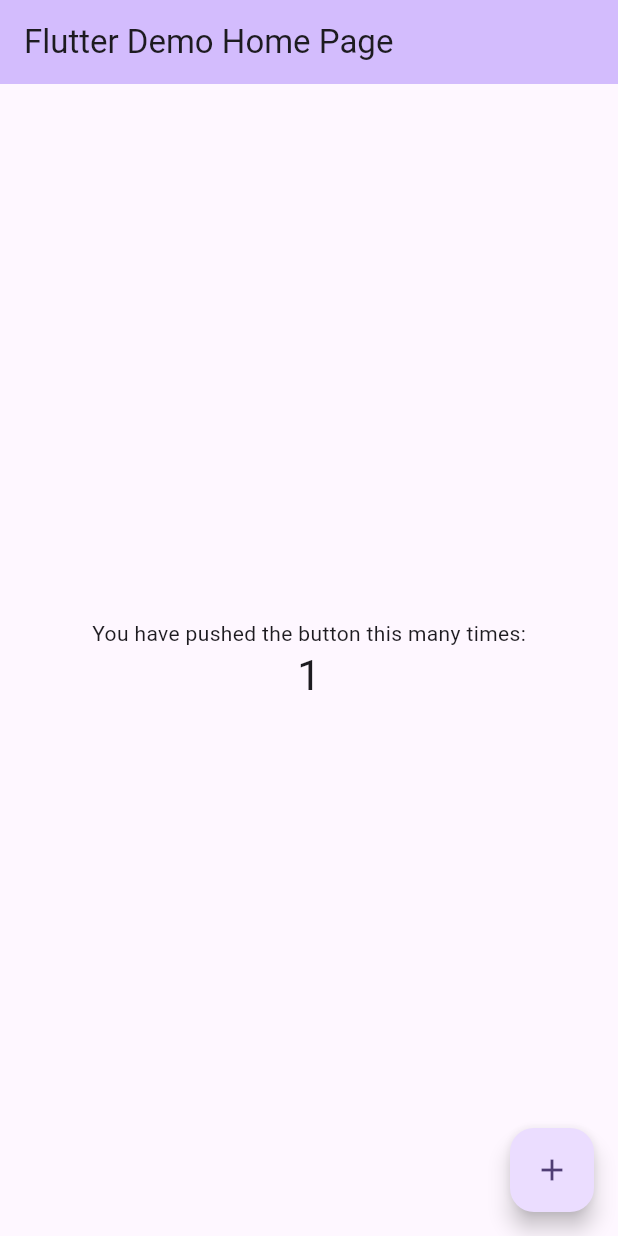
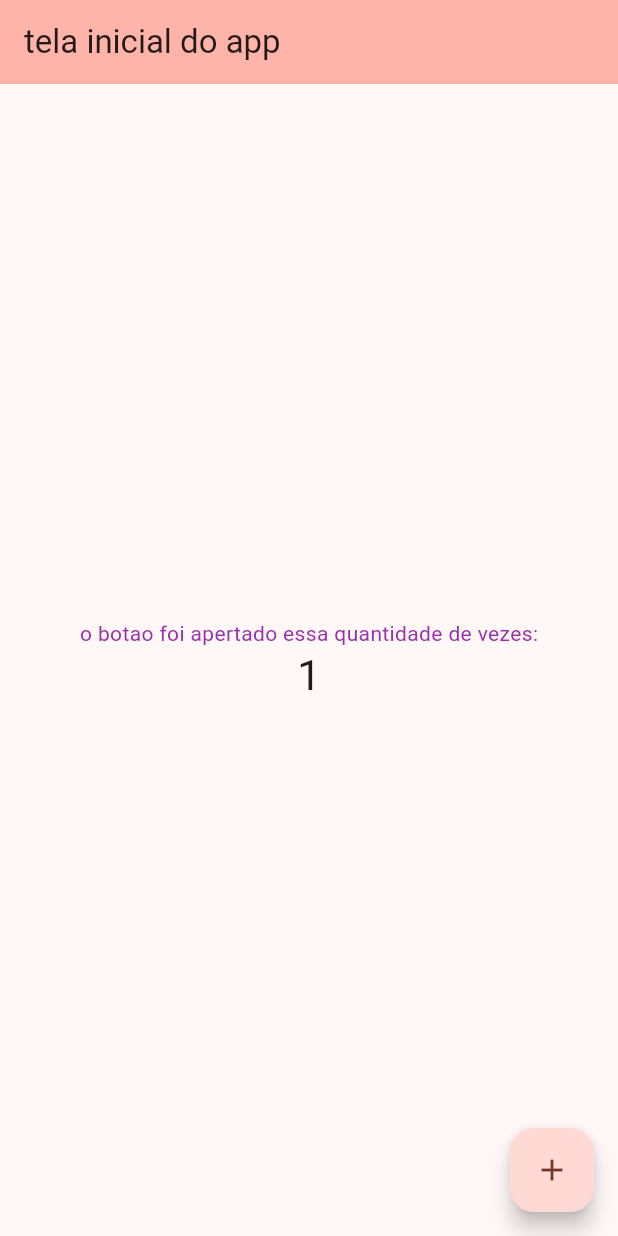
Before and after one commit to Dagilvan/aprendendo_meu_app_flutter, a Flutter app: the screen it shows after launch, after a tap on the "add" icon, on a phone screen of 412 x 824 dp. Run offline on Flutter 3.47's test engine with Material 3 defaults, Android fonts, the phone set to English and light mode, and no system bars.

Commit message:
commit secundario

```diff
--- a/lib/main.dart
+++ b/lib/main.dart
@@ -28,10 +28,10 @@
         //
         // This works for code too, not just values: Most code changes can be
         // tested with just a hot reload.
-        colorScheme: ColorScheme.fromSeed(seedColor: Colors.deepPurple),
+        colorScheme: ColorScheme.fromSeed(seedColor: Colors.red),
         useMaterial3: true,
       ),
-      home: const MyHomePage(title: 'Flutter Demo Home Page'),
+      home: const MyHomePage(title: 'tela inicial do app'),
     );
   }
 }
@@ -65,6 +65,14 @@
       // _counter without calling setState(), then the build method would not be
       // called again, and so nothing would appear to happen.
       _counter++;
+      if (_counter > 10) {
+        _counter++;
+      }
+      ;
+      if (_counter > 20) {
+        _counter++;
+      }
+      ;
     });
   }
 
@@ -105,9 +113,8 @@
           // wireframe for each widget.
           mainAxisAlignment: MainAxisAlignment.center,
           children: <Widget>[
-            const Text(
-              'You have pushed the button this many times:',
-            ),
+            const Text('o botao foi apertado essa quantidade de vezes:',
+                style: TextStyle(color: Color.fromRGBO(154, 47, 168, 1))),
             Text(
               '$_counter',
               style: Theme.of(context).textTheme.headlineMedium,
@@ -115,6 +122,7 @@
           ],
         ),
       ),
+
       floatingActionButton: FloatingActionButton(
         onPressed: _incrementCounter,
         tooltip: 'Increment',
```
